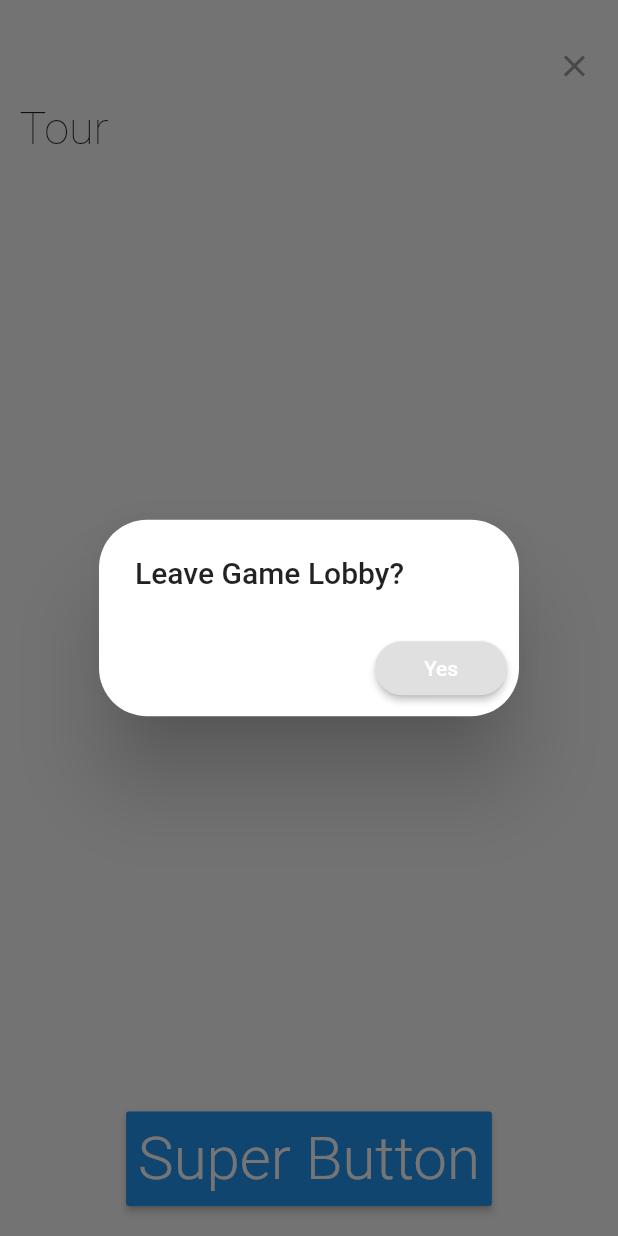
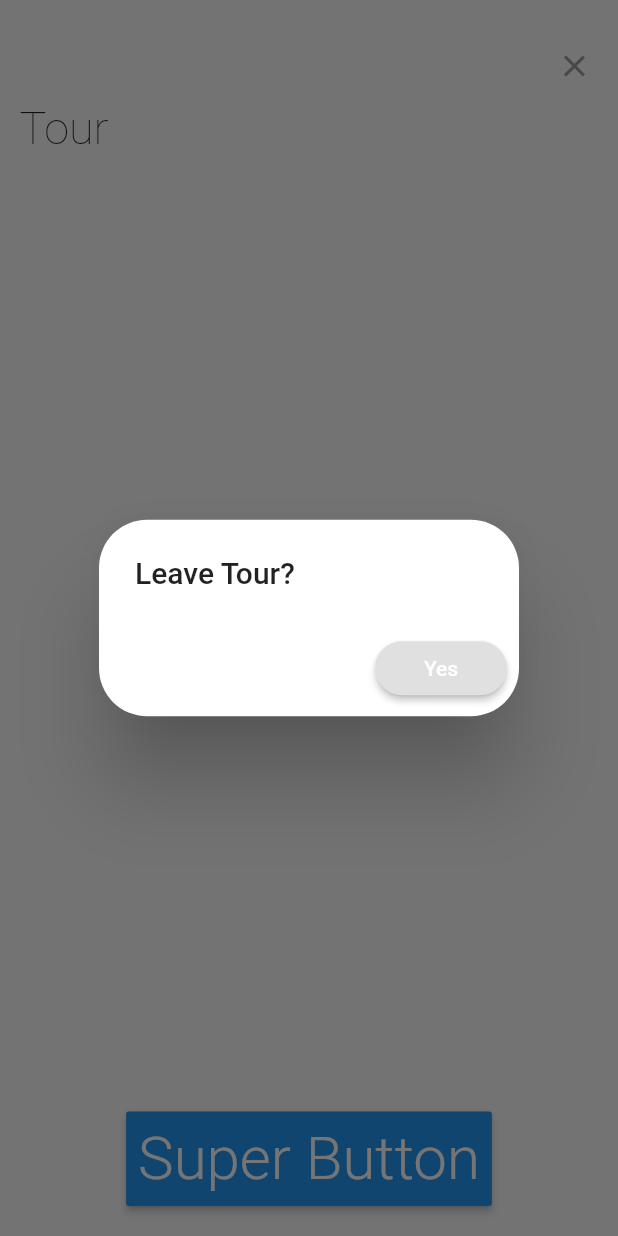
Before and after one commit to EarthComOSKN/cu_tour_jeen, a Flutter app: the LobbyScreen widget shown alone on an empty page, opened directly with empty values, after a tap on the "close" icon, on a phone screen of 412 x 824 dp. Run offline on Flutter 3.47's test engine with Material 2 defaults, Android fonts, the phone set to English and light mode, and no system bars; missing offline and left inert: nearby_connections; statements that could not run were skipped.

```diff
--- a/lib/providers/players.dart
+++ b/lib/providers/players.dart
@@ -25,6 +25,11 @@ class Players with ChangeNotifier {
         player.nickName == Provider.of<User>(World.context).nickName);
 
     return _opponents;
+  }
+
+  Player findPlayer(String playerId){
+    int index = _playerList.indexWhere((player) => playerId == player.endPointId)
+    return _playerList[index];
   }
 
   void addPlayers(List<Player> list) {
--- a/lib/screens/lobby_screen.dart
+++ b/lib/screens/lobby_screen.dart
@@ -36,7 +36,7 @@ class LobbyScreen extends StatelessWidget {
                       builder: (context) {
                         return AlertDialog(
                           shape: roundedBorderShape,
-                          title: Text("Leave Game Lobby?"),
+                          title: Text("Leave Tour?"),
                           actions: <Widget>[
                             RaisedButton(
                               shape: roundedBorderShape,
```
Also changed, not shown: lib/screens/start_screen.dart (+5 -4 lines).
